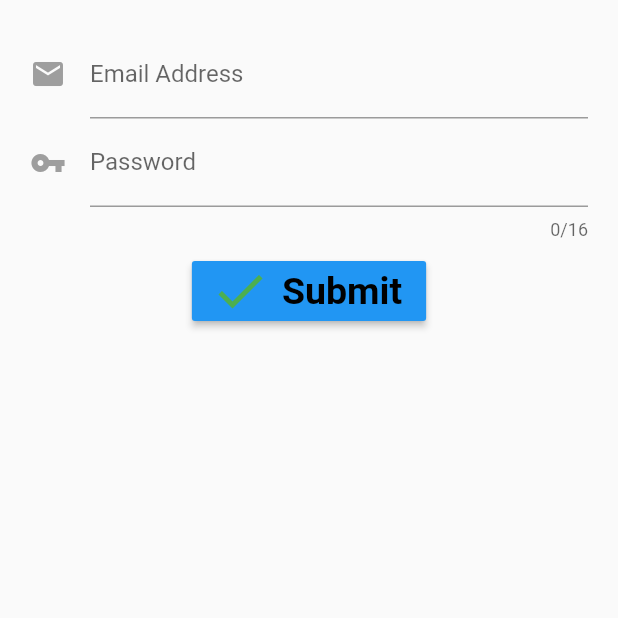
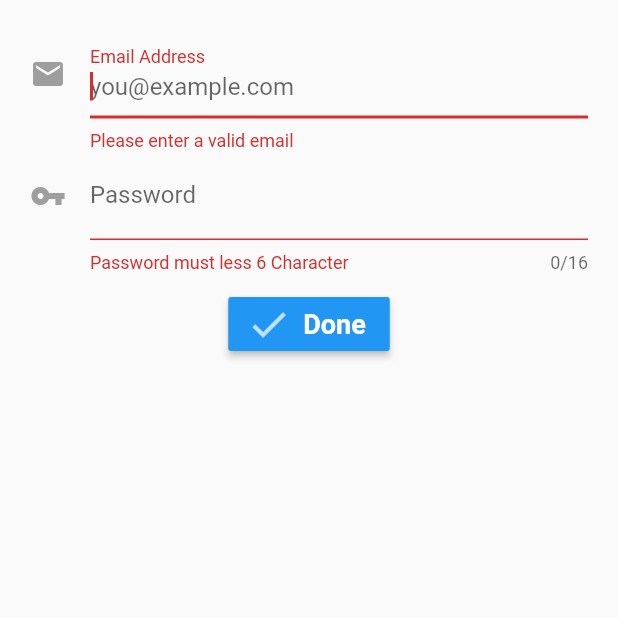
Before and after one commit to mabgroup/flutter_login, a Flutter app: the screen it shows after launch, on a phone screen of 412 x 824 dp, the top half of it. Run offline on Flutter 3.47's test engine with Material 2 defaults, Android fonts, the phone set to English and light mode, and no system bars.

Commit message:
added validation and mixin

```diff
--- /dev/null
+++ b/lib/src/mixins/validation_mixin.dart
@@ -0,0 +1,13 @@
+class ValidationMixin{
+  String validateEmail(String value) {
+    if (!value.contains('@'))
+      return 'Please enter a valid email';
+
+    return null;
+  }
+
+  String validatePassword(String value) {
+    if (value.length < 6) return 'Password must less 6 Character';
+    return null;
+  }
+}
--- a/lib/src/screens/login_screen.dart
+++ b/lib/src/screens/login_screen.dart
@@ -1,5 +1,6 @@
 import 'package:flutter/material.dart';
 import 'package:flutter/widgets.dart';
+import '../mixins/validation_mixin.dart';
 
 class LoginScreen extends StatefulWidget {
   @override
@@ -9,8 +10,11 @@ class LoginScreen extends StatefulWidget {
   }
 }
 
-class LoginScreenState extends State<LoginScreen> {
+class LoginScreenState extends State<LoginScreen> with ValidationMixin{
   final _formKey = GlobalKey<FormState>();
+  final focus = FocusNode();
+  String Email = "";
+  String Password = "";
 
   @override
   Widget build(context) {
@@ -34,9 +38,15 @@ class LoginScreenState extends State<LoginScreen> {
           icon: Icon(Icons.email, color: Colors.grey)),
       keyboardType: TextInputType.emailAddress,
       textInputAction: TextInputAction.next,
-      //validator: (){
-
-      //},
+      autofocus: true,
+      onFieldSubmitted: (v){
+        FocusScope.of(context).requestFocus(focus);
+      },
+      validator: validateEmail,
+      onSaved: (String value) {
+        print(value);
+        Email = value;
+      },
     );
   }
 
@@ -50,6 +60,12 @@ class LoginScreenState extends State<LoginScreen> {
       maxLines: 1,
       textInputAction: TextInputAction.done,
       obscureText: true,
+      focusNode: focus,
+      validator: validatePassword,
+      onSaved: (String value) {
+        print(value);
+        Password = value;
+      },
     );
   }
 
@@ -60,19 +76,27 @@ class LoginScreenState extends State<LoginScreen> {
           disabledColor: Colors.grey,
           color: Colors.blue,
           onPressed: () {
-            _formKey.currentState.validate();
+            var valid = _formKey.currentState.validate();
+            if (!valid) {
+              _formKey.currentState.reset();
+              return;
+            }
+
+            _formKey.currentState.save();
+
+            print("Email : $Email & pass is $Password");
           },
           icon: Icon(
             Icons.done,
-            size: 40.0,
-            color: Colors.green,
+            size: 30.0,
+            color: Colors.white70,
           ),
           label: Text(
-            'Submit',
+            'Done',
             style: TextStyle(
                 fontWeight: FontWeight.bold,
-                color: Colors.black,
-                fontSize: 25.0),
+                color: Colors.white,
+                fontSize: 18.0),
           )),
     );
   }
```
